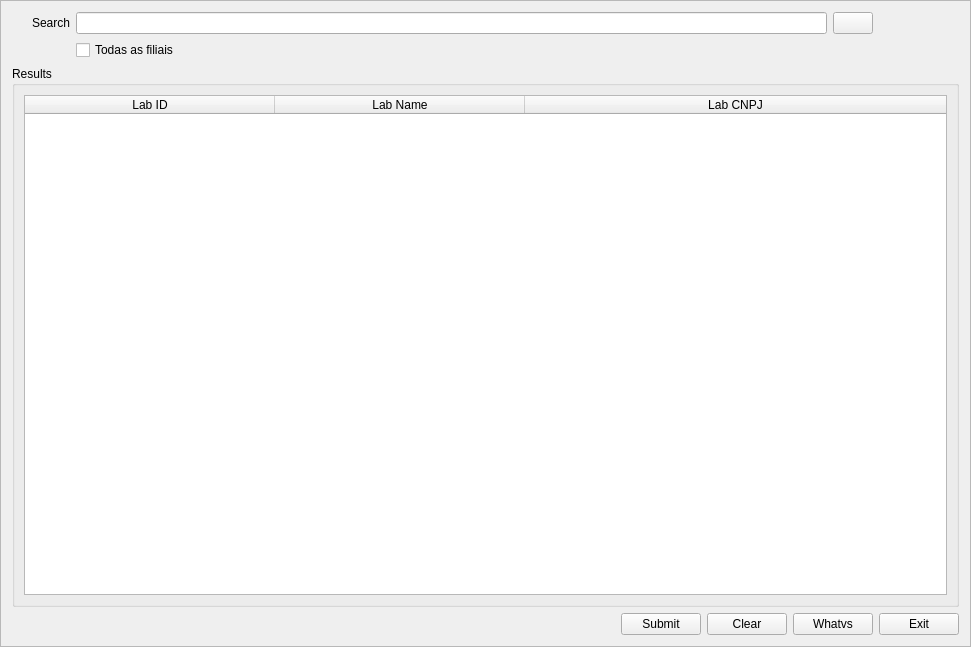
Old version of the form src/GUI/SearchBoxAlfa.ui in the repository f-t-alves/npx_public.
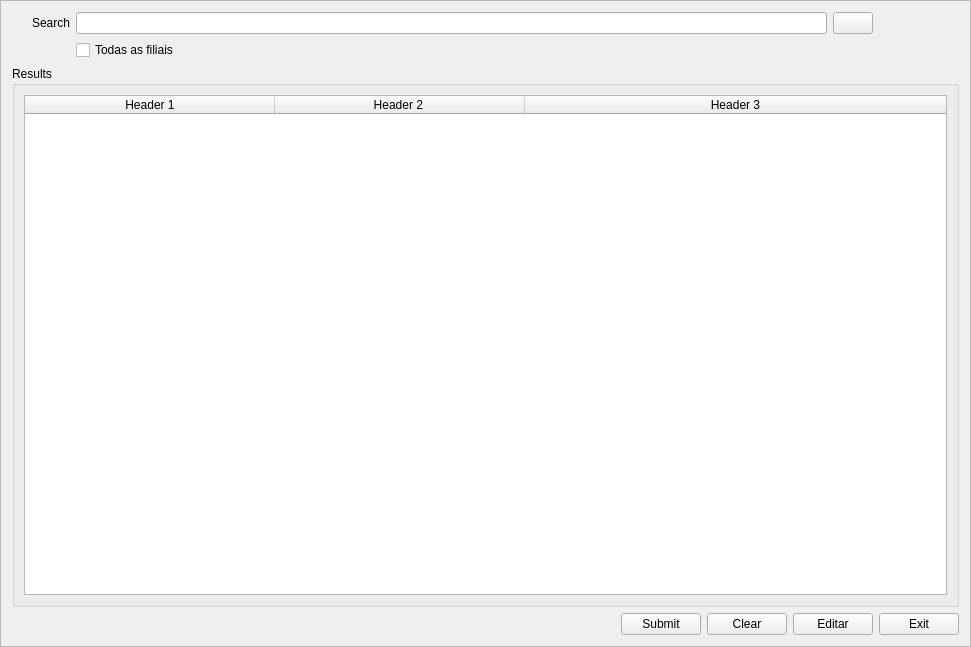
New version of the form. Icons and pictures are not drawn.

Commit message: Creating SearchFrames

```diff
--- a/src/GUI/SearchBoxAlfa.ui
+++ b/src/GUI/SearchBoxAlfa.ui
@@ -171,17 +171,17 @@
             </attribute>
             <column>
              <property name="text">
-              <string>Lab ID</string>
+              <string>Header 1</string>
              </property>
             </column>
             <column>
              <property name="text">
-              <string>Lab Name</string>
+              <string>Header 2 </string>
              </property>
             </column>
             <column>
              <property name="text">
-              <string>Lab CNPJ</string>
+              <string>Header 3</string>
              </property>
             </column>
            </widget>
@@ -229,7 +229,7 @@
        <item>
         <widget class="QPushButton" name="PlaceHolderButton">
          <property name="text">
-          <string>Whatvs</string>
+          <string>Editar</string>
          </property>
         </widget>
        </item>
```
Left out of the diff: 2 changed lines with no effect on the pictures. The commit also changes 2 other files.
